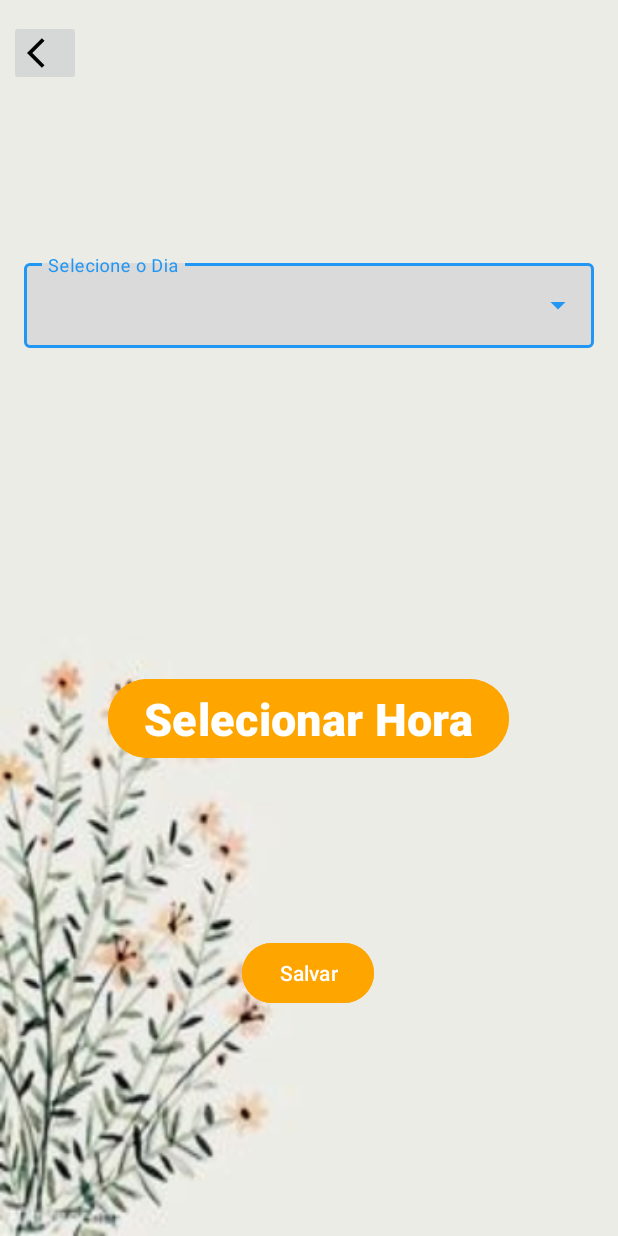
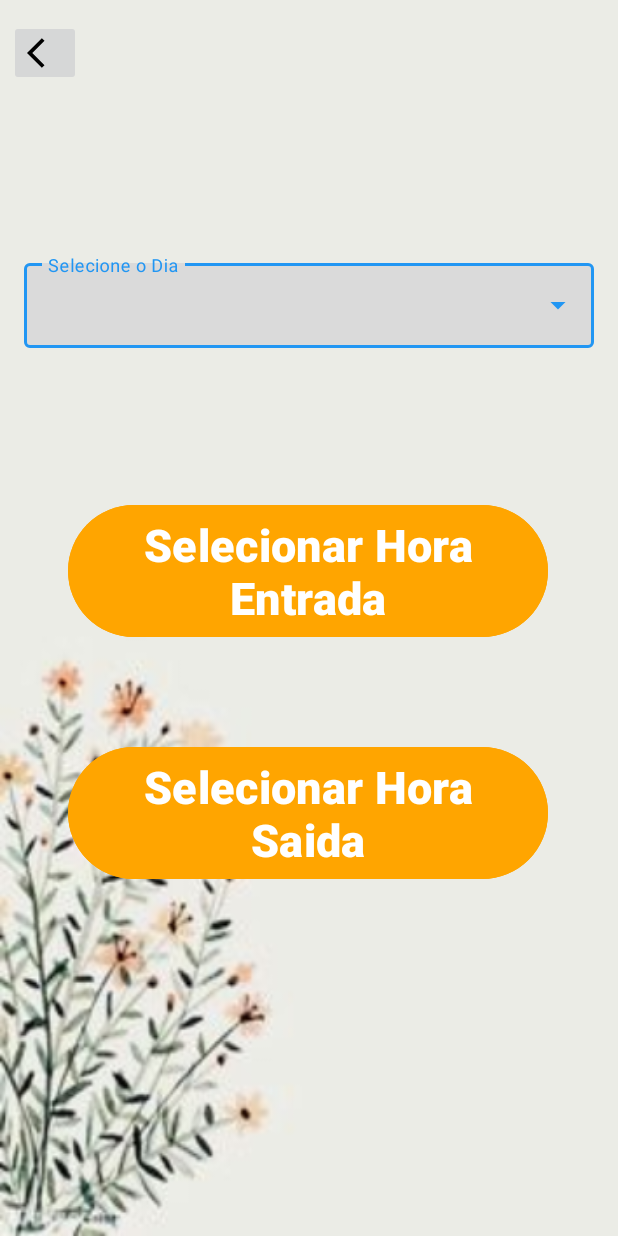
Before and after one commit to JoaoVitorMalaquias/ProjetoIntegrador-3.1, an Android app: the CalendarView screen opened directly, with no data from a screen before it, on a phone screen of 412 x 824 dp. Run offline under Robolectric (Android 15) with nearby library versions, the light colour scheme and no system bars; our stand-ins replace Firebase (no records; nobody signed in at launch, a user with empty details on screens opened directly).

Commit message:
Quase finalizando

```diff
--- a/app/src/main/java/com/example/projintegrador/Relatory.kt
+++ b/app/src/main/java/com/example/projintegrador/Relatory.kt
@@ -33,7 +33,7 @@ class Relatory: AppCompatActivity() {
 
         exibirRelatorioHorasTrabalhadas()
 
-        binding?.imageButton?.setOnClickListener{
+        binding.imageButton.setOnClickListener{
             val navToMain = Intent(this, MainActivity::class.java)
             startActivity(navToMain)
         }
--- a/app/src/main/res/layout/activity_calendar.xml
+++ b/app/src/main/res/layout/activity_calendar.xml
@@ -54,7 +54,7 @@
         android:layout_height="wrap_content"
         android:layout_marginBottom="292dp"
         android:backgroundTint="@color/laranja"
-        android:text="Selecionar Hora"
+        android:text="Selecionar Hora Entrada"
         android:textAlignment="center"
         android:textColor="@color/white"
         android:textSize="30dp"
@@ -64,7 +64,24 @@
         app:layout_constraintHorizontal_bias="0.496"
         app:layout_constraintStart_toStartOf="parent"
         app:layout_constraintTop_toTopOf="@id/textInputLayout"
-        app:layout_constraintVertical_bias="0.924" />
+        app:layout_constraintVertical_bias="0.611" />
+
+    <Button
+        android:id="@+id/btnSelecionarHoraSaida"
+        android:layout_width="wrap_content"
+        android:layout_height="wrap_content"
+        android:backgroundTint="@color/laranja"
+        android:text="Selecionar Hora Saida"
+        android:textAlignment="center"
+        android:textColor="@color/white"
+        android:textSize="30dp"
+        android:textStyle="bold"
+        app:layout_constraintBottom_toTopOf="@+id/btnSalvarNoBD"
+        app:layout_constraintEnd_toEndOf="parent"
+        app:layout_constraintHorizontal_bias="0.494"
+        app:layout_constraintStart_toStartOf="parent"
+        app:layout_constraintTop_toTopOf="@id/btnSelecionarHora"
+        app:layout_constraintVertical_bias="0.745" />
 
     <TextView
         android:id="@+id/viewTime"
@@ -73,12 +90,27 @@
         android:text=""
         android:textSize="20dp"
         android:textColor="@color/black"
-        app:layout_constraintBottom_toBottomOf="parent"
+        app:layout_constraintBottom_toBottomOf="@id/btnSalvarNoBD"
         app:layout_constraintEnd_toEndOf="parent"
         app:layout_constraintHorizontal_bias="0.498"
         app:layout_constraintStart_toStartOf="parent"
         app:layout_constraintTop_toBottomOf="@+id/btnSelecionarHora"
         app:layout_constraintVertical_bias="0.043" />
+
+
+    <TextView
+        android:id="@+id/viewTime2"
+        android:layout_width="wrap_content"
+        android:layout_height="wrap_content"
+        android:text=""
+        android:textColor="@color/black"
+        android:textSize="20dp"
+        app:layout_constraintBottom_toBottomOf="@id/btnSalvarNoBD"
+        app:layout_constraintEnd_toEndOf="parent"
+        app:layout_constraintHorizontal_bias="0.498"
+        app:layout_constraintStart_toStartOf="parent"
+        app:layout_constraintTop_toBottomOf="@+id/btnSelecionarHora"
+        app:layout_constraintVertical_bias="0.674" />
 
     <Button
         android:id="@+id/btnSalvarNoBD"
@@ -91,8 +123,8 @@
         app:layout_constraintHorizontal_bias="0.498"
         app:layout_constraintStart_toStartOf="parent"
         app:layout_constraintTop_toBottomOf="@+id/viewTime"
-        app:layout_constraintVertical_bias="0.331" />
-
+        android:visibility="invisible"
+        app:layout_constraintVertical_bias="0.579" />
 
     <ImageButton
         android:id="@+id/imageButton"
```
Also changed, not shown: app/src/main/java/com/example/projintegrador/CalendarView.kt (+68 -7 lines), app/src/main/java/com/example/projintegrador/Register.kt (+52 -5 lines).
